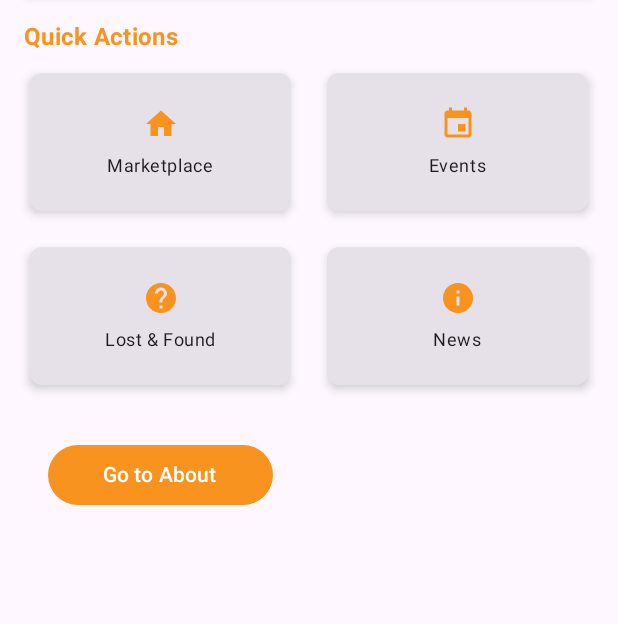
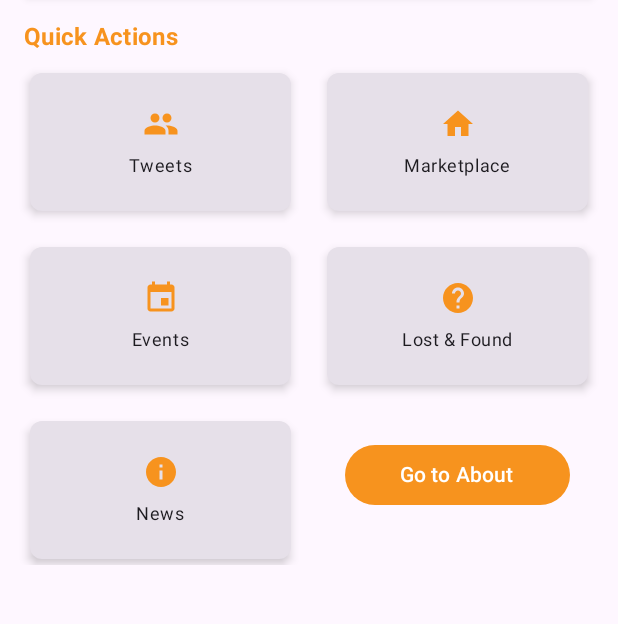
Before and after one commit to OAMK-MOBILE-PROGRAMMING-G17/mobile_app_oamk_hub, an Android app built with Jetpack Compose: the HomeScreen screen opened through its navigation route, on a phone screen of 412 x 824 dp, the part 257-881 px from its top. Run offline under Robolectric (Android 15) with nearby library versions, the phone set to English and light mode, and no system bars; libraries missing offline, so code that uses them is left out: io.socket.client, io.socket.emitter; 1 statement that could not run was skipped.

```diff
--- a/app/src/main/java/com/example/oamkhub/navigation/AppNavGraph.kt
+++ b/app/src/main/java/com/example/oamkhub/navigation/AppNavGraph.kt
@@ -24,7 +24,7 @@ fun AppNavGraph(navController: NavHostController) {
 
     val context = LocalContext.current
     val token = remember { UserPreferences(context).getToken() }
-    val startDest = if (token.isNullOrEmpty()) "auth" else "marketplace_root"
+    val startDest = if (token.isNullOrEmpty()) "auth" else "main"
 
     NavHost(
         navController = navController,
--- a/app/src/main/java/com/example/oamkhub/presentation/ui/components/DrawerContent.kt
+++ b/app/src/main/java/com/example/oamkhub/presentation/ui/components/DrawerContent.kt
@@ -34,9 +34,9 @@ fun DrawerContent(navController: NavController, drawerState: DrawerState) {
             }
         )
         NavigationDrawerItem(
-            label = { Text("Main") },
+            label = { Text("Tweets") },
             selected = false,
-            icon = { Icon(Icons.Default.Home, contentDescription = "Main Icon") },
+            icon = { Icon(Icons.Default.Create, contentDescription = "Main Icon") },
             onClick = {
                 scope.launch {
                     drawerState.close()
--- a/app/src/main/java/com/example/oamkhub/presentation/ui/screen/home/HomeScreen.kt
+++ b/app/src/main/java/com/example/oamkhub/presentation/ui/screen/home/HomeScreen.kt
@@ -103,6 +103,13 @@ fun HomeScreen(navController: NavController) {
             ) {
                 item {
                     QuickActionCard(
+                        icon = Icons.Default.People,
+                        label = "Tweets",
+                        onClick = { navController.navigate("main") }
+                    )
+                }
+                item {
+                    QuickActionCard(
                         icon = Icons.Default.Home,
                         label = "Marketplace",
                         onClick = { navController.navigate("marketplace") }
--- a/app/src/main/java/com/example/oamkhub/presentation/ui/screen/marketplace/MarketplaceCard.kt
+++ b/app/src/main/java/com/example/oamkhub/presentation/ui/screen/marketplace/MarketplaceCard.kt
@@ -15,6 +15,7 @@ import androidx.compose.ui.platform.LocalContext
 import androidx.compose.ui.unit.dp
 import coil.compose.rememberAsyncImagePainter
 import com.example.oamkhub.data.model.marketplace.MarketplaceItem
+import com.example.oamkhub.data.network.RetrofitInstance
 import com.example.oamkhub.presentation.utils.getRelativeTimeSpan
 
 @Composable
@@ -24,7 +25,7 @@ fun MarketplaceCard(
 ) {
     val context = LocalContext.current
     val relativeTimeText = getRelativeTimeSpan(item.createdAt)
-    val baseUrl = "http://192.168.0.103:3003/"
+    val baseUrl = RetrofitInstance.BASE_URL+"/"
 
     Card(
         modifier = Modifier
@@ -41,6 +42,7 @@ fun MarketplaceCard(
             Text(text = item.title, style = MaterialTheme.typography.headlineSmall)
             Text(text = item.description, style = MaterialTheme.typography.bodyLarge)
             Text(text = "Price: € ${item.price}", style = MaterialTheme.typography.bodyLarge)
+            Spacer(modifier = Modifier.height(20.dp))
 
             // Debugging: Log backend image paths
             Log.d("MarketplaceCard", "Backend image paths: ${item.images}")
@@ -90,6 +92,8 @@ fun MarketplaceCard(
                 )
             }
 
+            Spacer(modifier = Modifier.height(20.dp))
+
             // "See Location" button
             Button(
                 onClick = {
```
Also changed, not shown: app/src/main/java/com/example/oamkhub/viewmodel/MainViewModel.kt (+24 -4 lines).
